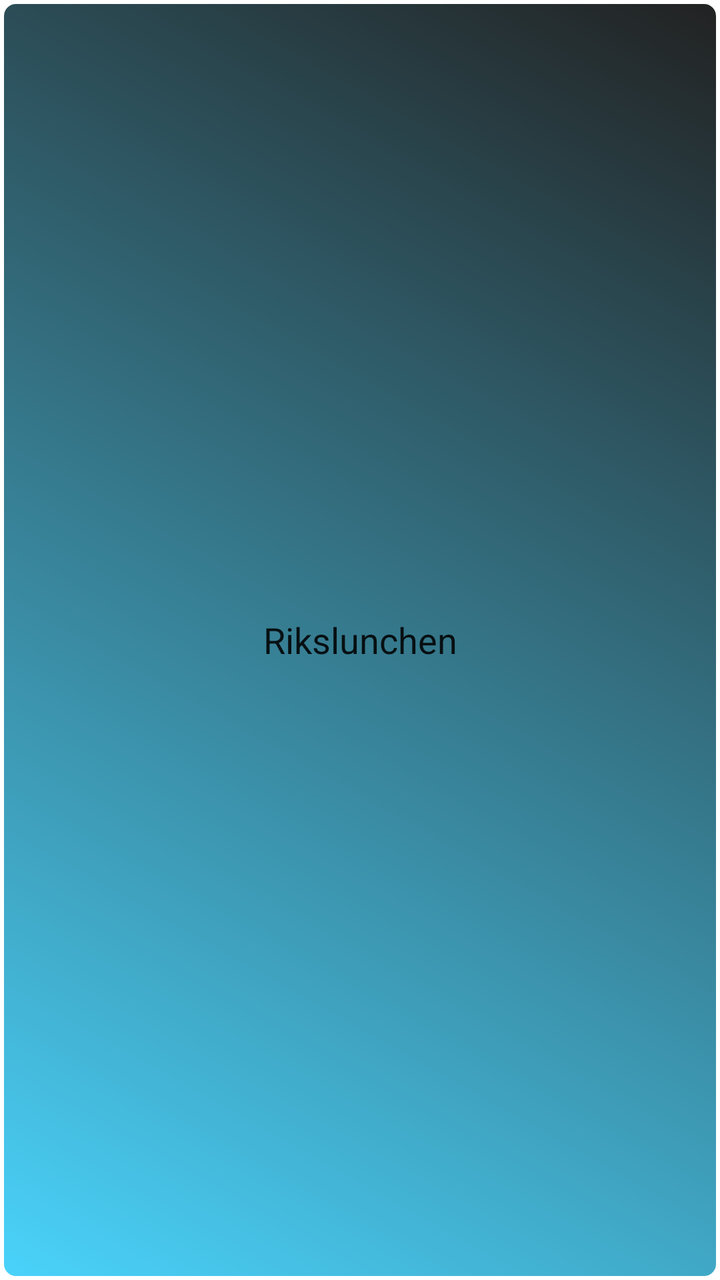
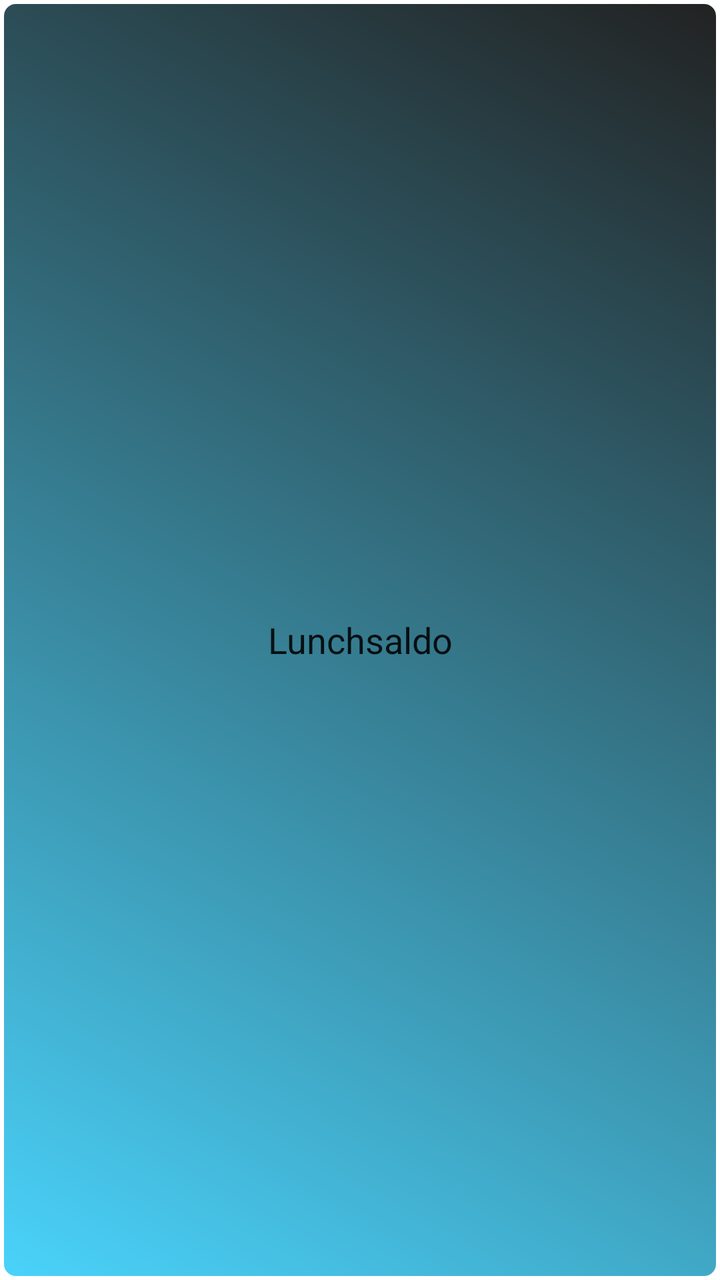

Screens rendered from an Android XML layout before and after an edit, with the pre-edit source and the edit as a unified diff.
<!-- AndroidManifest.xml: fallback theme Theme.MaterialComponents.DayNight.NoActionBar -->
<!-- res/layout/widget_layout.xml -->
<?xml version="1.0" encoding="utf-8"?>
<LinearLayout xmlns:android="http://schemas.android.com/apk/res/android"
    android:id="@+id/layout"
    android:layout_width="wrap_content"
    android:layout_height="wrap_content"
    android:layout_margin="8dip"
    android:orientation="vertical"
    android:background="@drawable/myshape" >

    <TextView
        android:id="@+id/txt"
        style="@android:style/TextAppearance.Medium"
        android:layout_width="match_parent"
        android:layout_height="match_parent"
        android:layout_gravity="center"
        android:gravity="center_horizontal|center_vertical"
        android:layout_margin="4dip"
        android:text="Rikslunchen" >
    </TextView>
    
    <TextView
        android:id="@+id/widget_card_id"
        style="@android:style/TextAppearance.Medium"
        android:layout_width="match_parent"
        android:layout_height="match_parent"
        android:layout_gravity="center"
        android:gravity="center_horizontal|center_vertical"
        android:layout_margin="4dip"
        android:text="Static Text" >
    </TextView>
    
    <TextView
        android:id="@+id/widget_balance"
        style="@android:style/TextAppearance.Medium"
        android:layout_width="match_parent"
        android:layout_height="match_parent"
        android:layout_gravity="center"
        android:gravity="center_horizontal|center_vertical"
        android:layout_margin="4dip"
        android:text="Static Text" >
    </TextView>
    
       <TextView
        android:id="@+id/widget_lasttopupdate"
        style="@android:style/TextAppearance.Medium"
        android:layout_width="match_parent"
        android:layout_height="match_parent"
        android:layout_gravity="center"
        android:gravity="center_horizontal|center_vertical"
        android:layout_margin="4dip"
        android:text="Static Text" >
    </TextView>
    

</LinearLayout>
<!-- resources referenced by this layout -->
<resources>
  <!-- drawable myshape (drawable) -->
  <?xml version="1.0" encoding="UTF-8"?>
  <shape xmlns:android="http://schemas.android.com/apk/res/android"
      android:shape="rectangle" >
  
      <stroke
          android:width="2dp"
          android:color="#FFFFFFFF" />
  
      <gradient
          android:angle="225"
          android:endColor="#DD2ECCFA"
          android:startColor="#DD000000" />
  
      <corners
          android:bottomLeftRadius="7dp"
          android:bottomRightRadius="7dp"
          android:topLeftRadius="7dp"
          android:topRightRadius="7dp" />
  
  </shape>
</resources>

<!-- the commit's change to res/layout/widget_layout.xml (unified diff, before → after) -->
@@ -5,7 +5,7 @@
     android:layout_height="wrap_content"
     android:layout_margin="8dip"
     android:orientation="vertical"
-    android:background="@drawable/myshape" >
+    android:background="@drawable/myshape">
 
     <TextView
         android:id="@+id/txt"
@@ -14,10 +14,10 @@
         android:layout_height="match_parent"
         android:layout_gravity="center"
         android:gravity="center_horizontal|center_vertical"
-        android:layout_margin="4dip"
-        android:text="Rikslunchen" >
+        android:text="@string/widget_header"
+        android:layout_margin="4dip">
     </TextView>
-    
+
     <TextView
         android:id="@+id/widget_card_id"
         style="@android:style/TextAppearance.Medium"
@@ -25,8 +25,7 @@
         android:layout_height="match_parent"
         android:layout_gravity="center"
         android:gravity="center_horizontal|center_vertical"
-        android:layout_margin="4dip"
-        android:text="Static Text" >
+        android:layout_margin="4dip">
     </TextView>
     
     <TextView
@@ -36,8 +35,7 @@
         android:layout_height="match_parent"
         android:layout_gravity="center"
         android:gravity="center_horizontal|center_vertical"
-        android:layout_margin="4dip"
-        android:text="Static Text" >
+        android:layout_margin="4dip">
     </TextView>
     
        <TextView
@@ -47,9 +45,17 @@
         android:layout_height="match_parent"
         android:layout_gravity="center"
         android:gravity="center_horizontal|center_vertical"
-        android:layout_margin="4dip"
-        android:text="Static Text" >
+        android:layout_margin="4dip">
     </TextView>
-    
+
+    <TextView
+        android:id="@+id/widget_latestupdate"
+        style="@android:style/TextAppearance.Small"
+        android:layout_width="match_parent"
+        android:layout_height="match_parent"
+        android:layout_gravity="center"
+        android:gravity="center_horizontal|center_vertical"
+        android:layout_margin="4dip">
+    </TextView>
 
 </LinearLayout>
<!-- resource entries referenced after the edit -->
@@ -21,5 +21,6 @@
           android:topRightRadius="7dp" />
   
   </shape>
+  <string name="widget_header">Lunchsaldo</string>
 </resources>
 
